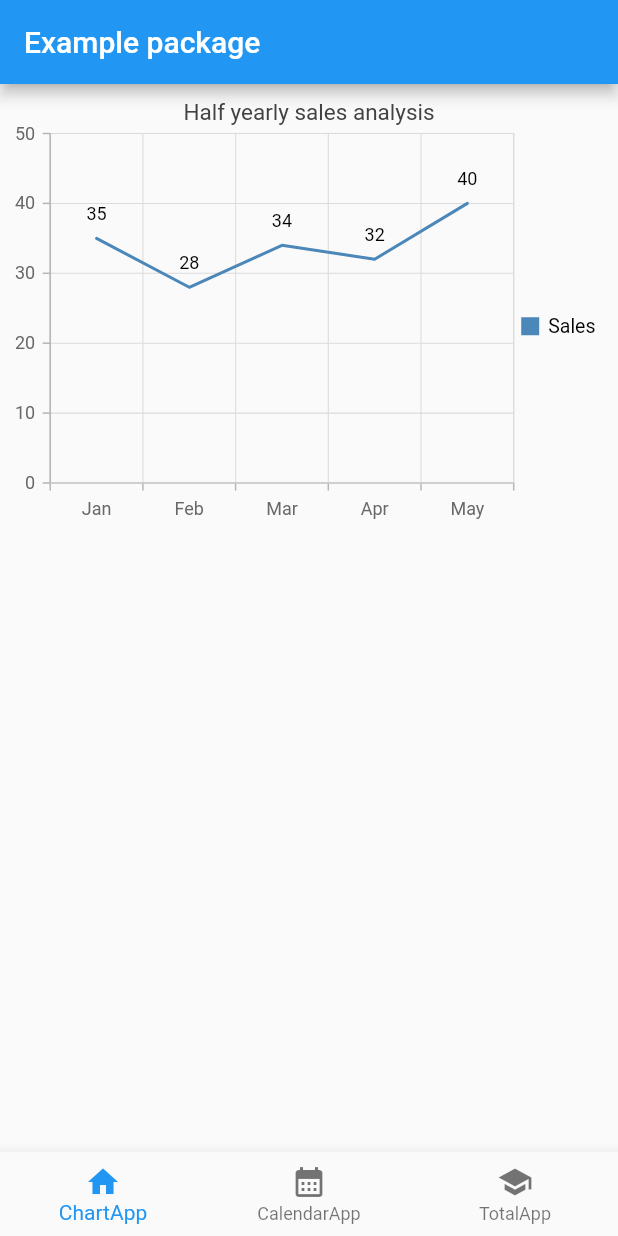
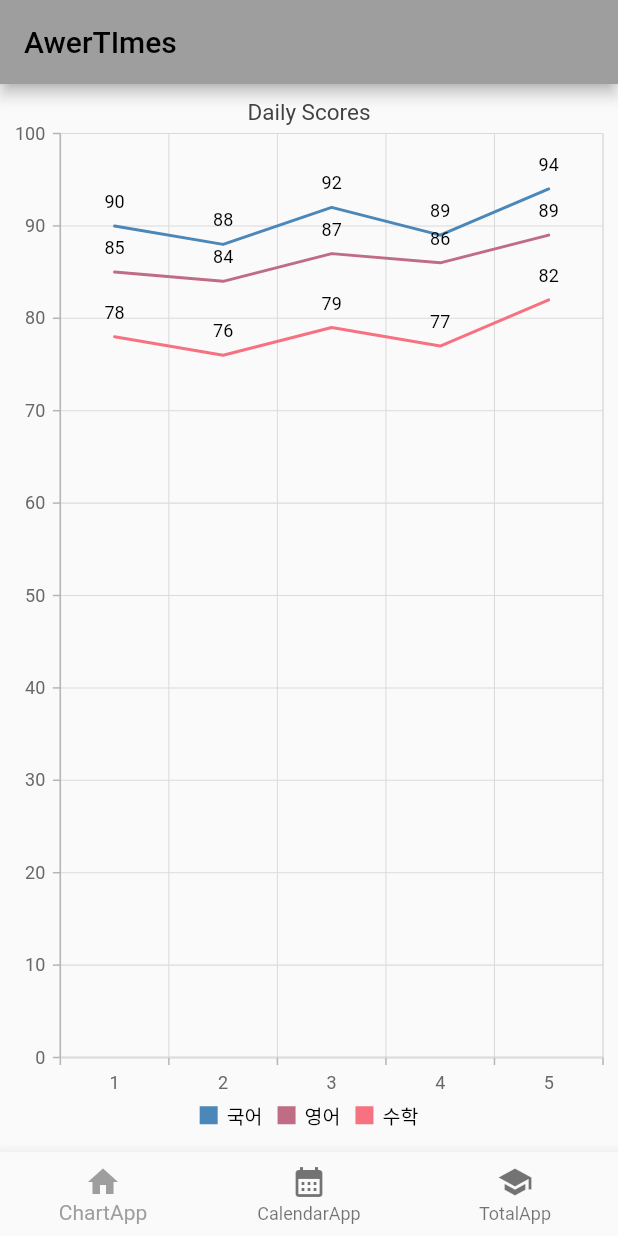
Before and after one commit to Moonseunghun/flutter-practice-TiL, a Flutter app: the screen it shows after launch, on a phone screen of 412 x 824 dp. Run offline on Flutter 3.47's test engine with Material 2 defaults, Android fonts, the phone set to English and light mode, and no system bars; our stand-ins replace flutter_svg, go_router, syncfusion_flutter_calendar, syncfusion_flutter_charts.

Commit message:
Feat : 과목 별 데이터 차트 시각화

```diff
--- a/lib/main.dart
+++ b/lib/main.dart
@@ -18,7 +18,7 @@ class MyApp extends StatelessWidget {
     return MaterialApp(
       title: 'BottomNavBar Example',
       theme: ThemeData(
-        primarySwatch: Colors.blue,
+        primarySwatch: Colors.grey,
       ),
       home: const MyHomePage(),
     );
@@ -41,7 +41,7 @@ class _MyHomePageState extends State<MyHomePage> {
   Widget build(BuildContext context) {
     return Scaffold(
       appBar: AppBar(
-        title: const Text('Example package'),
+        title: const Text('AwerTImes'),
       ),
       body: _pages[_currentIndex],
       bottomNavigationBar: BottomNavigationBar(
--- a/lib/screens/syncfusion_flutter_calendar.dart
+++ b/lib/screens/syncfusion_flutter_calendar.dart
@@ -65,6 +65,15 @@ class CalendarAppState extends State<CalendarApp> {
     final DateTime endTime = startTime.add(const Duration(hours: 2));
     meetings.add(Meeting(
         'work today', startTime, endTime, const Color(0xFF0F8644), false));
+
+    // 선택한 기간에 해당하는 회의를 생성하여 추가합니다.
+    if (_selectedStartDate != null && _selectedEndDate != null) {
+      final DateTime selectedStartTime = _selectedStartDate!;
+      final DateTime selectedEndTime = _selectedEndDate!;
+      meetings.add(Meeting('selected period', selectedStartTime,
+          selectedEndTime, Colors.blue, false));
+    }
+
     return meetings;
   }
 }
--- a/lib/screens/syncfusion_flutter_charts.dart
+++ b/lib/screens/syncfusion_flutter_charts.dart
@@ -1,9 +1,8 @@
 import 'package:flutter/material.dart';
 import 'package:syncfusion_flutter_charts/charts.dart';
-import 'package:syncfusion_flutter_charts/sparkcharts.dart';
 
 void main() {
-  runApp(const _ChartApp()); // _ChartApp 클래스를 직접 runApp에 전달
+  runApp(const _ChartApp());
 }
 
 class _ChartApp extends StatelessWidget {
@@ -12,7 +11,7 @@ class _ChartApp extends StatelessWidget {
   @override
   Widget build(BuildContext context) {
     return MaterialApp(
-      theme: ThemeData(primarySwatch: Colors.blue),
+      theme: ThemeData(primarySwatch: Colors.grey),
       home: const ChartApp(),
     );
   }
@@ -26,61 +25,56 @@ class ChartApp extends StatefulWidget {
 }
 
 class ChartAppState extends State<ChartApp> {
-  List<_SalesData> data = [
-    _SalesData('Jan', 35),
-    _SalesData('Feb', 28),
-    _SalesData('Mar', 34),
-    _SalesData('Apr', 32),
-    _SalesData('May', 40)
+  List<_DailyScoreData> data = [
+    _DailyScoreData('1', 90, 85, 78),
+    _DailyScoreData('2', 88, 84, 76),
+    _DailyScoreData('3', 92, 87, 79),
+    _DailyScoreData('4', 89, 86, 77),
+    _DailyScoreData('5', 94, 89, 82),
   ];
 
   @override
   Widget build(BuildContext context) {
     return Scaffold(
-      // appBar: AppBar(
-      //   title: const Text('Syncfusion Flutter chart'),
-      // ),
-      body: Column(
-        children: [
-          SfCartesianChart(
+      body: SfCartesianChart(
         primaryXAxis: CategoryAxis(),
-            title: ChartTitle(text: 'Half yearly sales analysis'),
+        title: ChartTitle(text: 'Daily Scores'),
         legend: const Legend(isVisible: true),
         tooltipBehavior: TooltipBehavior(enable: true),
-            series: <ChartSeries<_SalesData, String>>[
-              LineSeries<_SalesData, String>(
+        series: <ChartSeries<_DailyScoreData, String>>[
+          LineSeries<_DailyScoreData, String>(
             dataSource: data,
-                xValueMapper: (_SalesData sales, _) => sales.year,
-                yValueMapper: (_SalesData sales, _) => sales.sales,
-                name: 'Sales',
+            xValueMapper: (_DailyScoreData score, _) => score.day,
+            yValueMapper: (_DailyScoreData score, _) => score.koreanScore,
+            name: '국어',
             dataLabelSettings: const DataLabelSettings(isVisible: true),
           ),
-            ],
+          LineSeries<_DailyScoreData, String>(
+            dataSource: data,
+            xValueMapper: (_DailyScoreData score, _) => score.day,
+            yValueMapper: (_DailyScoreData score, _) => score.englishScore,
+            name: '영어',
+            dataLabelSettings: const DataLabelSettings(isVisible: true),
           ),
-          // Expanded(
-          //   child: Padding(
-          //     padding: const EdgeInsets.all(8.0),
-          //     child: SfSparkLineChart.custom(
-          //       trackball: const SparkChartTrackball(
-          //           activationMode: SparkChartActivationMode.tap),
-          //       marker: const SparkChartMarker(
-          //           displayMode: SparkChartMarkerDisplayMode.all),
-          //       labelDisplayMode: SparkChartLabelDisplayMode.all,
-          //       xValueMapper: (int index) => data[index].year,
-          //       yValueMapper: (int index) => data[index].sales,
-          //       dataCount: 5,
-          //     ),
-          //   ),
-          // ),
+          LineSeries<_DailyScoreData, String>(
+            dataSource: data,
+            xValueMapper: (_DailyScoreData score, _) => score.day,
+            yValueMapper: (_DailyScoreData score, _) => score.mathScore,
+            name: '수학',
+            dataLabelSettings: const DataLabelSettings(isVisible: true),
+          ),
         ],
       ),
     );
   }
 }
 
-class _SalesData {
-  _SalesData(this.year, this.sales);
+class _DailyScoreData {
+  _DailyScoreData(
+      this.day, this.koreanScore, this.englishScore, this.mathScore);
 
-  final String year;
-  final double sales;
+  final String day;
+  final double koreanScore;
+  final double englishScore;
+  final double mathScore;
 }
```
Lines whose indentation alone changed are shown as unchanged.
